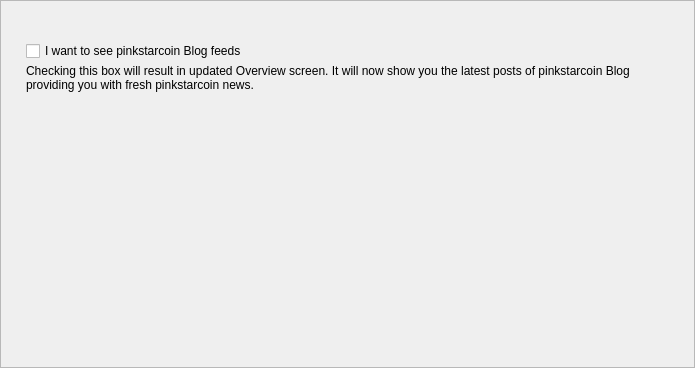
Qt form src/Gui/Options/PrivacyFrame.ui (ZwerG-MaX/pinkstarcoin-gui) before a commit.
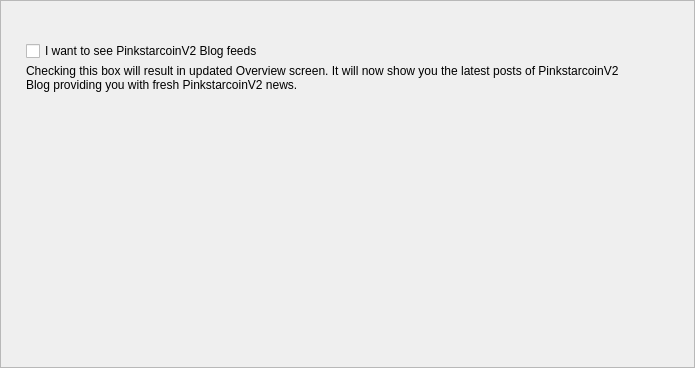
The same form after that commit. Custom widgets are drawn as their Qt base class.

The edit to the form file:
```diff
--- a/src/Gui/Options/PrivacyFrame.ui
+++ b/src/Gui/Options/PrivacyFrame.ui
@@ -71,14 +71,14 @@
       <item>
        <widget class="QCheckBox" name="m_newsCheck">
         <property name="text">
-         <string>I want to see pinkstarcoin Blog feeds</string>
+         <string>I want to see PinkstarcoinV2 Blog feeds</string>
         </property>
        </widget>
       </item>
       <item alignment="Qt::AlignTop">
        <widget class="WalletGui::WalletSmallGrayTextLabel" name="m_embeddedHelperLabel">
         <property name="text">
-         <string>Checking this box will result in updated Overview screen. It will now show you the latest posts of pinkstarcoin Blog providing you with fresh pinkstarcoin news.</string>
+         <string>Checking this box will result in updated Overview screen. It will now show you the latest posts of PinkstarcoinV2 Blog providing you with fresh PinkstarcoinV2 news.</string>
         </property>
         <property name="alignment">
          <set>Qt::AlignLeading|Qt::AlignLeft|Qt::AlignTop</set>
```
